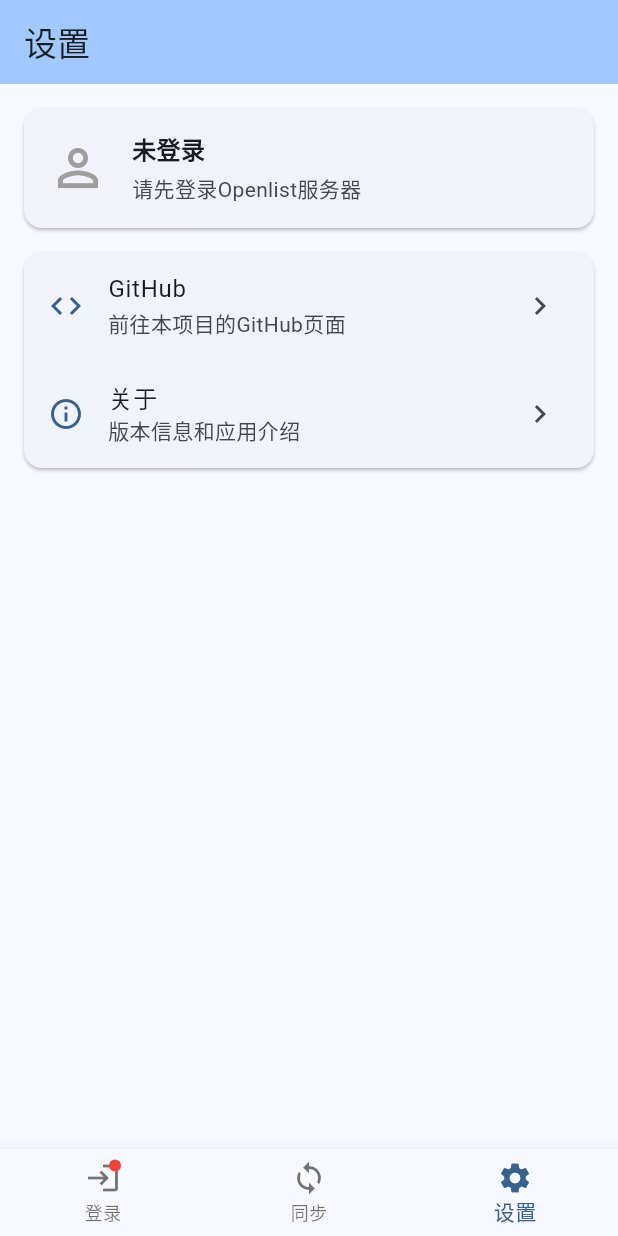
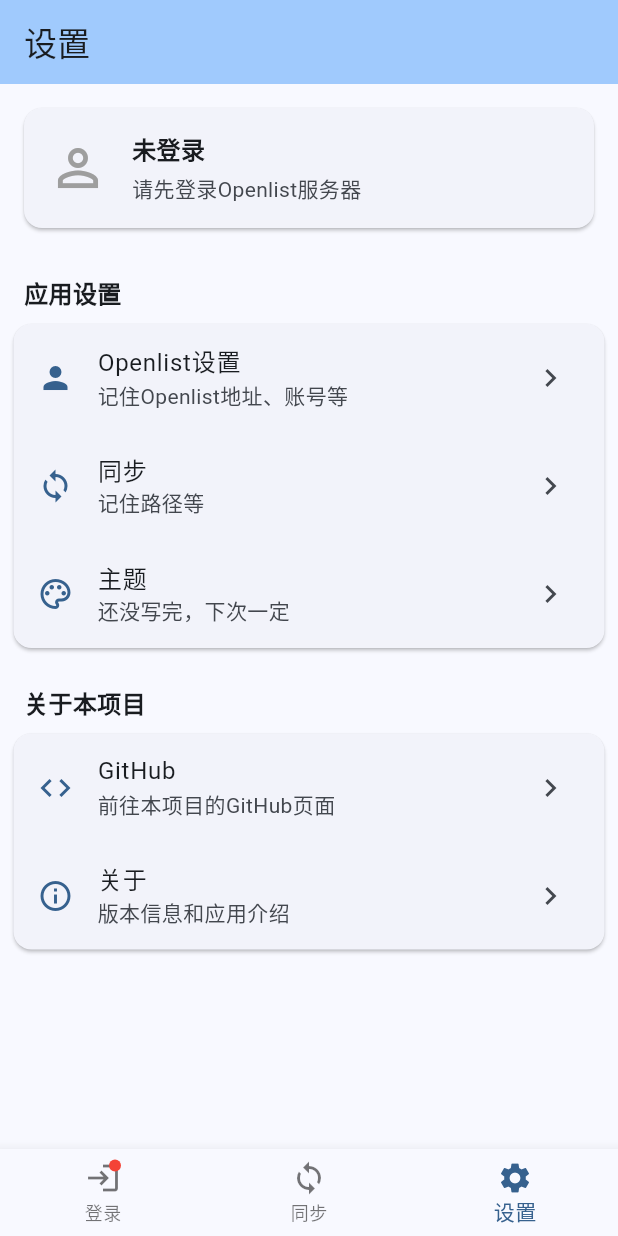
Before and after one commit to Hollow-YK/OpenlistSyncer, a Flutter app: the screen it shows after launch, item 3 of the bottom bar chosen, on a phone screen of 412 x 824 dp. Run offline on Flutter 3.47's test engine with Material 3 defaults, Android fonts, the phone set to English and light mode, and no system bars; our stand-ins replace file_picker, permission_handler.

Commit message:
设置页面优化，留几个坑

```diff
--- a/lib/UI/Android/settings_page.dart
+++ b/lib/UI/Android/settings_page.dart
@@ -1,6 +1,7 @@
 import 'package:flutter/material.dart';
 import 'package:url_launcher/url_launcher.dart';
 import 'settings/about.dart'; // 导入关于页面
+import 'settings/theme_page.dart'; // 导入主题设置页面
 
 class SettingsPage extends StatefulWidget {
   final TextEditingController addressController;
@@ -86,8 +87,78 @@ class _SettingsPageState extends State<SettingsPage> {
           ),
 
           // 设置选项列表
+          Padding(
+            padding: const EdgeInsets.only(left: 16, top: 16),
+            child: const Text(
+              '应用设置',
+              style: TextStyle(
+                fontSize: 16,
+                fontWeight: FontWeight.bold,
+              ),
+              textAlign: TextAlign.left,
+            ),
+          ),
           Card(
-            margin: const EdgeInsets.symmetric(horizontal: 16),
+            margin: const EdgeInsets.all(9),
+            child: Column(
+              children: [
+                // Openlist选项
+                _buildSettingsItem(
+                  icon: Icons.person,
+                  title: 'Openlist设置',
+                  subtitle: '记住Openlist地址、账号等',
+                  onTap: () {
+                    // 跳转到Openlist选项
+                    _showSnackBar('还没写完，下次一定');
+                  },
+                  trailing: const Icon(Icons.chevron_right),
+                ),
+                // 同步选项
+                _buildSettingsItem(
+                  icon: Icons.sync_outlined,
+                  title: '同步',
+                  subtitle: '记住路径等',
+                  onTap: () {
+                    // 跳转到同步设置
+                    _showSnackBar('还没写完，下次一定');
+                  },
+                  trailing: const Icon(Icons.chevron_right),
+                ),
+                // 主题选项
+                _buildSettingsItem(
+                  icon: Icons.palette_outlined,
+                  title: '主题',
+                  //subtitle: '切换浅色与深色主题',
+                  subtitle: '还没写完，下次一定',
+                  onTap: () {
+                    // 跳转到主题设置
+                    Navigator.push(
+                      context,
+                      MaterialPageRoute(
+                        builder: (context) => const ThemePage(),
+                      ),
+                    );
+                  },
+                  trailing: const Icon(Icons.chevron_right),
+                ),
+              ],
+            ),
+          ),
+
+          Padding(
+            padding: const EdgeInsets.only(left: 16, top: 16),
+            child: const Text(
+              '关于本项目',
+              style: TextStyle(
+                fontSize: 16,
+                fontWeight: FontWeight.bold,
+              ),
+              textAlign: TextAlign.left,
+            ),
+          ),
+
+          Card(
+            margin: const EdgeInsets.all(9),
             child: Column(
               children: [
                 // GitHub选项
```
Also changed, not shown: lib/UI/Android/settings/theme_page.dart (added, +39 -0 lines).
